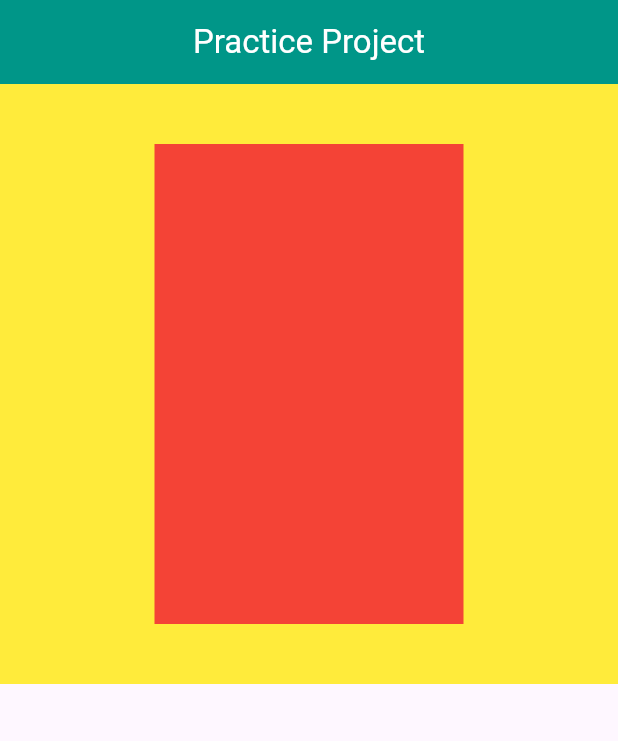
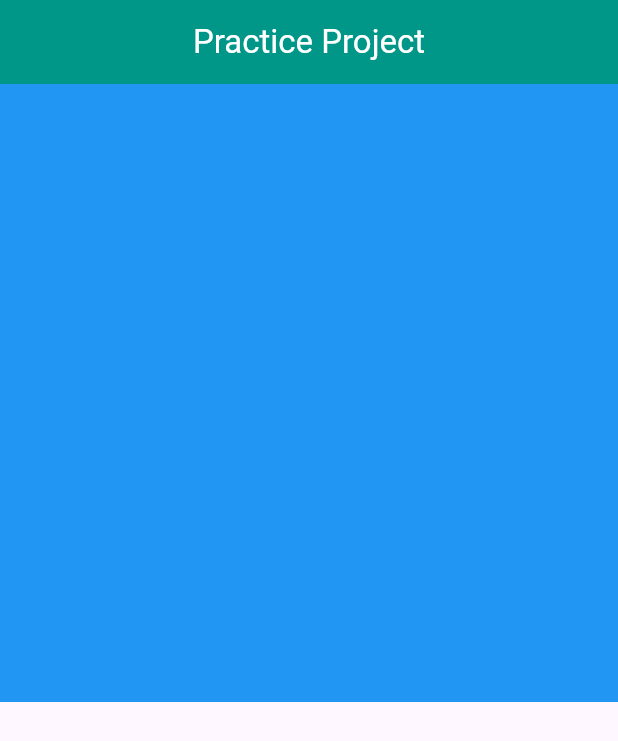
Before and after one commit to khandakerahsunhabib/practice_project, a Flutter app: the screen it shows after launch, on a phone screen of 412 x 824 dp. Shown: the top 741 px of the screen. Run offline on Flutter 3.47's test engine with Material 3 defaults, Android fonts, the phone set to English and light mode, and no system bars.

```diff
--- a/lib/home.dart
+++ b/lib/home.dart
@@ -1,4 +1,6 @@
+import 'package:flutter/cupertino.dart';
 import 'package:flutter/material.dart';
+import 'package:flutter/widgets.dart';
 
 class Home extends StatelessWidget {
   const Home({super.key});
@@ -16,40 +18,47 @@ class Home extends StatelessWidget {
         ),
         centerTitle: true,
       ),
-        body: Container(
-          color: Colors.yellow,
-          width: 500,
-          height: 400,
-          child: FractionallySizedBox(
-            widthFactor: 0.5,
-            heightFactor: 0.8,
+      body: Column(
+        children: [
+          // Flexible(
+          //   flex: 2,
+          //   child: Container(
+          //     width: 150,
+          //     height: MediaQuery.sizeOf(context).height,
+          //     color: Colors.blue,
+          //   ),
+          // ),
+          // Flexible(
+          //   flex: 3,
+          //   child: Container(
+          //     color: Colors.grey,
+          //     width: 210,
+          //   ),
+          // ),
+          // Expanded(
+          //   child: Container(
+          //     color: Colors.red,
+          //     width: 210,
+          //     height: 100,
+          //   ),
+          // ),
+          // Expanded(
+          //   child: Container(
+          //     color: Colors.pink,
+          //     width: 210,
+          //     height: 100,
+          //   ),
+          // ),
+          AspectRatio(
+            aspectRatio: 9 / 9,
             child: Container(
-              color: Colors.red,
-            ),
+              width: 200,
+              height: 100,
+              color: Colors.blue,
             ),
           )
-        // Container(
-        //   width: 320,
-        //   height: 300,
-        //   child: Column(
-        //     children: [
-        //       LayoutBuilder(
-        //         key: key,
-        //         builder: (context, BoxConstraints constraint) {
-        //           print(MediaQuery.sizeOf(context).width);
-        //           print(constraint.maxWidth);
-        //           if (constraint.maxWidth > 150) {
-        //             return Text('400');
-        //           } else if (constraint.maxWidth > 350) {
-        //             return Text("350");
-        //           } else {
-        //             return Text("Default");
-        //           }
-        //         },
-        //       ),
-        //     ],
-        //   ),
-        // ),
+        ],
+      ),
     );
   }
 }
```
Lines whose indentation alone changed are shown as unchanged.
